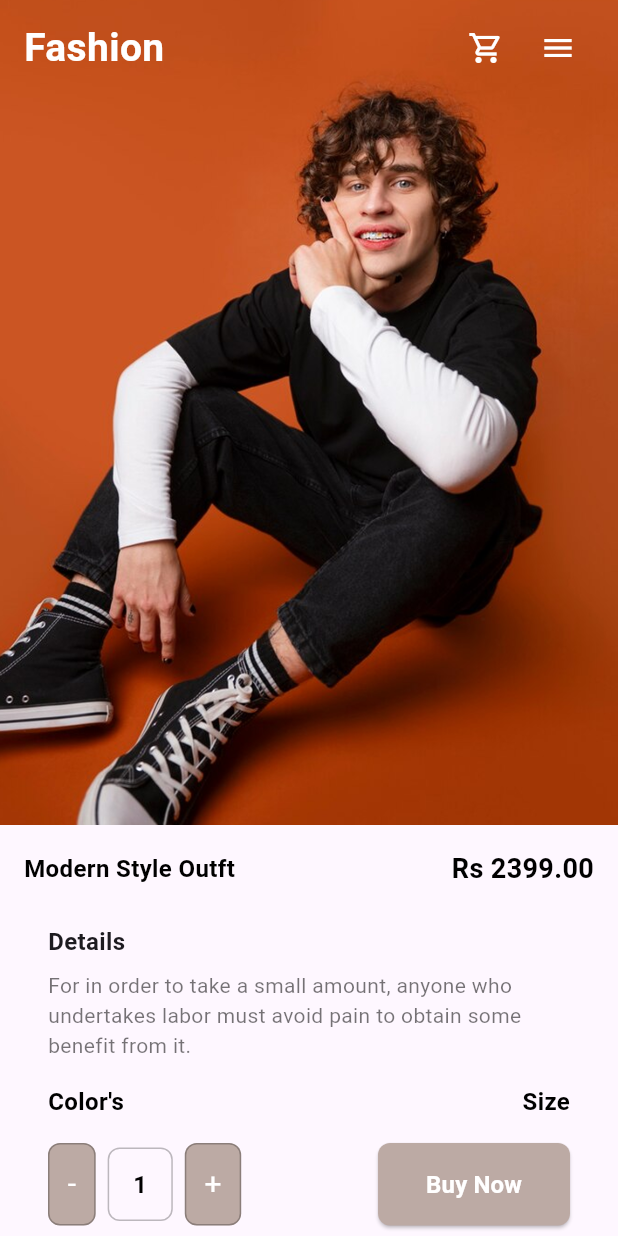
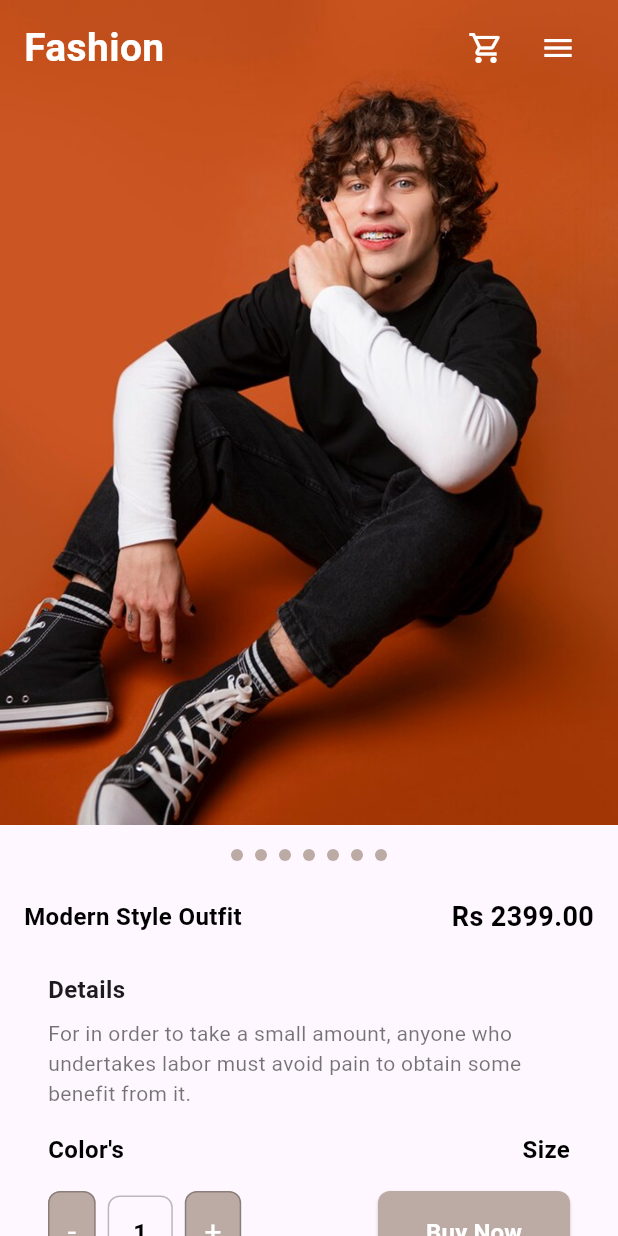
Before and after one commit to ifrashakeel18-beep/My_Flutter_App, a Flutter app: the FashionPage2Screen screen opened directly, on a phone screen of 412 x 824 dp. Run offline on Flutter 3.47's test engine with Material 3 defaults, Android fonts, the phone set to English and light mode, and no system bars; our stand-ins replace firebase_auth, firebase_core, google_sign_in; accounts and stored records are empty; generated files the repository leaves out were written again.

```diff
--- a/lib/fashion_page2.dart
+++ b/lib/fashion_page2.dart
@@ -1,22 +1,44 @@
 import 'package:flutter/material.dart';
-import 'fashion_page3.dart';
 
-class FashionPage2Screen extends StatelessWidget {
+
+class FashionPage2Screen extends StatefulWidget {
   const FashionPage2Screen({super.key});
 
   @override
+  State<FashionPage2Screen> createState() => FashionPage2ScreenState();
+}
+
+class FashionPage2ScreenState extends State<FashionPage2Screen> {
+  @override
   Widget build(BuildContext context) {
+    final List<String> images = [
+      'assets/fullshotman.png',
+      'assets/girl2.png',
+      'assets/girl3.png',
+      'assets/girl4.png',
+      'assets/girl5.png',
+      'assets/boy3.png',
+      'assets/boy4.png',
+    ];
+
     return Scaffold(
-      body: Column(
+      body: SingleChildScrollView(
+        child: Column(
           children: [
             Stack(
               children: [
-              Container(
+                SizedBox(
                   height: 550,
                   width: double.infinity,
-                child: Image.asset(
-                  'assets/fullshotman.png',
+                  child: PageView.builder(
+                    itemCount: images.length,
+                    itemBuilder: (context, index) {
+                      return Image.asset(
+                        images[index],
                         fit: BoxFit.cover,
+                        width: double.infinity,
+                      );
+                    },
                   ),
                 ),
                 SafeArea(
@@ -57,7 +79,23 @@ class FashionPage2Screen extends StatelessWidget {
                 ),
               ],
             ),
+            const SizedBox(height: 8),
+            Row(
+              mainAxisAlignment: MainAxisAlignment.center,
+              children: List.generate(images.length, (index) {
+                return Container(
+                  margin: const EdgeInsets.symmetric(horizontal: 4, vertical: 8),
+                  width: 8,
+                  height: 8,
+                  decoration: BoxDecoration(
+                    color: Colors.brown[200],
+                    shape: BoxShape.circle,
+                  ),
+                );
+              }),
+            ),
             const SizedBox(height: 16),
+
             Padding(
               padding: const EdgeInsets.symmetric(horizontal: 16),
               child: Column(
@@ -66,7 +104,7 @@ class FashionPage2Screen extends StatelessWidget {
                     mainAxisAlignment: MainAxisAlignment.spaceBetween,
                     children: const [
                       Text(
-                      "Modern Style Outft",
+                        "Modern Style Outfit",
                         style: TextStyle(
                           fontSize: 16,
                           fontWeight: FontWeight.bold,
@@ -105,6 +143,7 @@ class FashionPage2Screen extends StatelessWidget {
                           ),
                         ),
                         const SizedBox(height: 16),
+
                         Row(
                           mainAxisAlignment: MainAxisAlignment.spaceBetween,
                           children: const [
@@ -126,6 +165,7 @@ class FashionPage2Screen extends StatelessWidget {
                             ),
                           ],
                         ),
+
                         const SizedBox(height: 16),
                         Row(
                           mainAxisAlignment: MainAxisAlignment.spaceBetween,
@@ -141,13 +181,13 @@ class FashionPage2Screen extends StatelessWidget {
                                   ),
                                   child: const Text(
                                     "-",
-                                  style: TextStyle(
-                                      fontSize: 20, color: Colors.white),
+                                    style: TextStyle(fontSize: 20, color: Colors.white),
                                   ),
                                 ),
                                 const SizedBox(width: 8),
                                 Container(
-                                padding: const EdgeInsets.symmetric(horizontal: 16, vertical: 12),
+                                  padding: const EdgeInsets.symmetric(
+                                      horizontal: 16, vertical: 12),
                                   decoration: BoxDecoration(
                                     border: Border.all(color: Colors.black26),
                                     borderRadius: BorderRadius.circular(8),
@@ -155,8 +195,10 @@ class FashionPage2Screen extends StatelessWidget {
                                   child: const Text(
                                     "1",
                                     style: TextStyle(
-                                      fontSize: 16, color: Colors.black,
-                                  fontWeight: FontWeight.bold),
+                                      fontSize: 16,
+                                      color: Colors.black,
+                                      fontWeight: FontWeight.bold,
+                                    ),
                                   ),
                                 ),
                                 const SizedBox(width: 8),
@@ -169,21 +211,17 @@ class FashionPage2Screen extends StatelessWidget {
                                   ),
                                   child: const Text(
                                     "+",
-                                  style: TextStyle(
-                                      fontSize: 20, color: Colors.white),
+                                    style: TextStyle(fontSize: 20, color: Colors.white),
                                   ),
                                 ),
                               ],
                             ),
                               ElevatedButton(
-                            onPressed: () {
-                              Navigator.push(
-                                  context,
-                                MaterialPageRoute(builder: (context) => const FashionPage3Screen()),
-                              );
-                            },
+                                  onPressed: () {},
+
                               style: ElevatedButton.styleFrom(
-                              padding: const EdgeInsets.symmetric(horizontal: 32, vertical: 16),
+                                padding: const EdgeInsets.symmetric(
+                                    horizontal: 32, vertical: 16),
                                 backgroundColor: Colors.brown[200],
                                 shape: RoundedRectangleBorder(
                                   borderRadius: BorderRadius.circular(8),
@@ -194,7 +232,8 @@ class FashionPage2Screen extends StatelessWidget {
                                 style: TextStyle(
                                   fontSize: 16,
                                   fontWeight: FontWeight.bold,
-                                  color: Colors.white),
+                                  color: Colors.white,
+                                ),
                               ),
                             ),
                           ],
@@ -208,6 +247,7 @@ class FashionPage2Screen extends StatelessWidget {
             ),
           ],
         ),
+      ),
     );
   }
 }
```
Also changed, not shown: lib/fashion_home.dart (+60 -28 lines), lib/fashion_page1.dart (+15 -2 lines), lib/main.dart (+10 -3 lines), pubspec.yaml (+7 -0 lines), pubspec.lock, 5 other files. Lines whose indentation alone changed are shown as unchanged.
